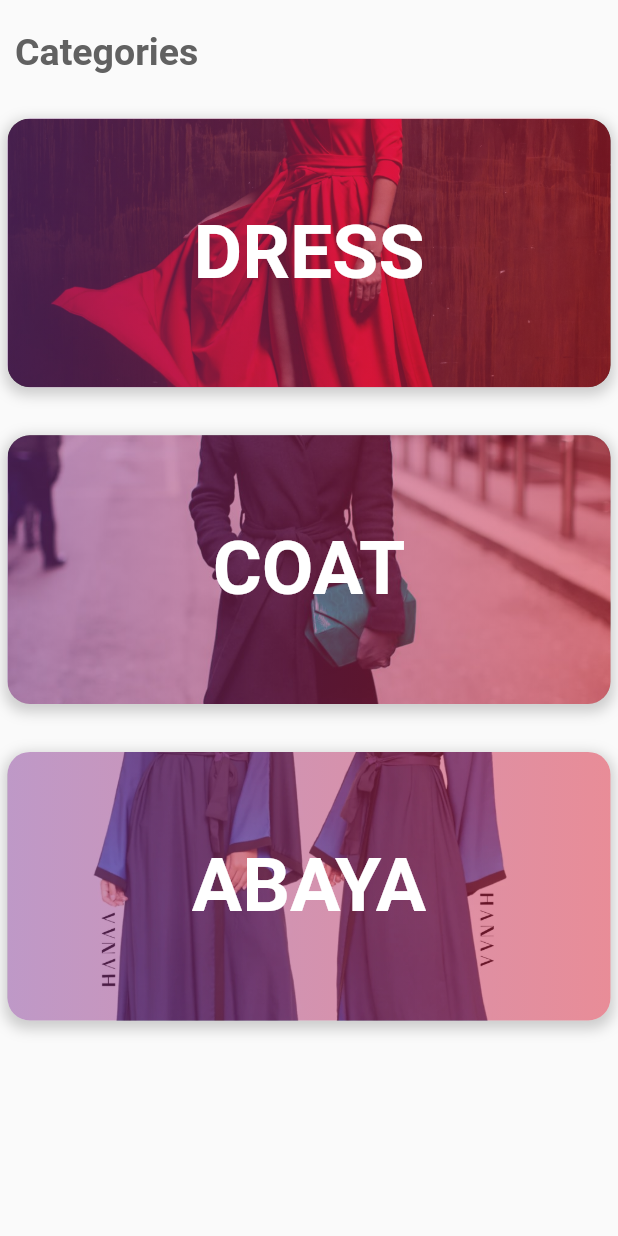
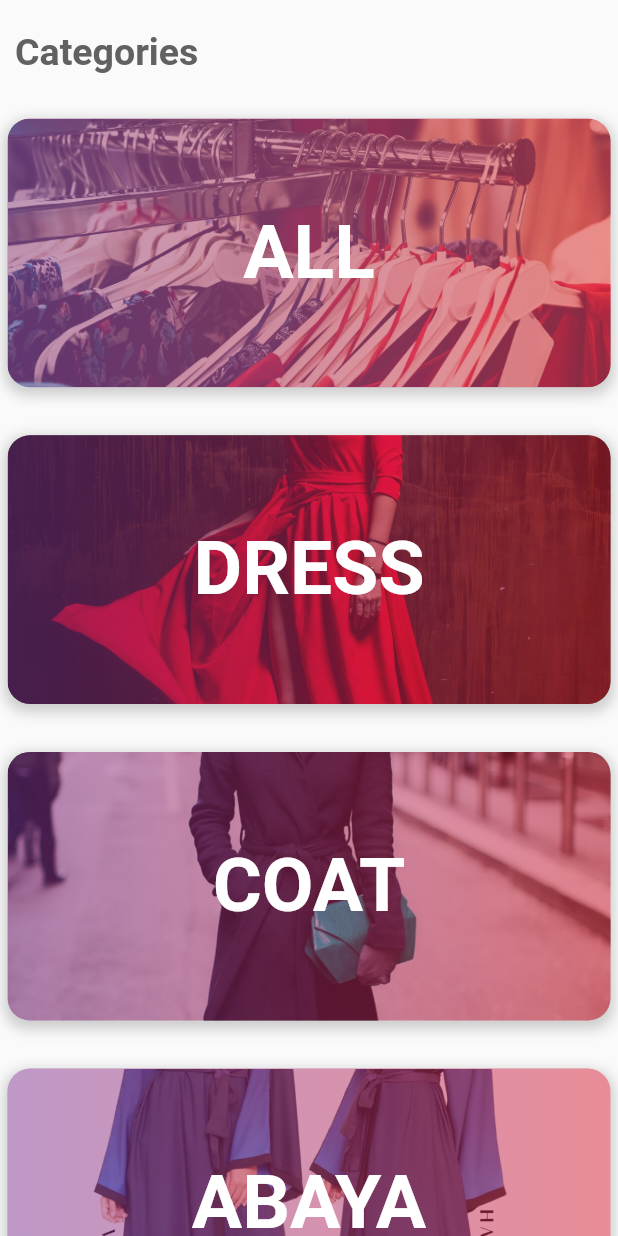
Before and after one commit to Ahd-3hd/fashionapp, a Flutter app: the Categories widget shown alone on an empty page, opened directly, on a phone screen of 412 x 824 dp. Run offline on Flutter 3.47's test engine with Material 2 defaults, Android fonts, the phone set to English and light mode, and no system bars; our stand-ins replace carousel_slider, photo_view; network calls fail.

Commit message:
create store screen that has data passed to it depending on the parameters passed

```diff
--- a/lib/components/categories.dart
+++ b/lib/components/categories.dart
@@ -23,12 +23,13 @@ class Categories extends StatelessWidget {
             ),
           ),
         ),
+        FeaturedCategory(imageurl: 'assets/all.jpg', title: 'ALL', data: data),
         FeaturedCategory(
-            imageurl: 'assets/img2.jpg', title: 'DRESS', data: data),
+            imageurl: 'assets/img2.jpg', title: 'dress', data: data),
         FeaturedCategory(
-            imageurl: 'assets/img5.jpg', title: 'COAT', data: data),
+            imageurl: 'assets/img5.jpg', title: 'coat', data: data),
         FeaturedCategory(
-            imageurl: 'assets/abaya9.jpg', title: 'ABAYA', data: data),
+            imageurl: 'assets/abaya9.jpg', title: 'abaya', data: data),
       ],
     );
   }
@@ -49,9 +50,14 @@ class FeaturedCategory extends StatelessWidget {
         Navigator.push(
           context,
           MaterialPageRoute(
-              builder: (context) => Store(
-                    data: data,
-                  )),
+            builder: (context) => Store(
+              data: title == 'ALL'
+                  ? data
+                  : data
+                      .where((item) => item['type']['en-US'] == title)
+                      .toList(),
+            ),
+          ),
         );
       },
       child: Column(
@@ -96,7 +102,7 @@ class FeaturedCategory extends StatelessWidget {
                 ),
                 child: Center(
                   child: Text(
-                    title,
+                    title.toUpperCase(),
                     style: TextStyle(
                       color: Colors.white,
                       fontSize: 50,
```
Also changed, not shown: lib/screens/store.dart (+47 -8 lines), assets/all.jpg (added).
